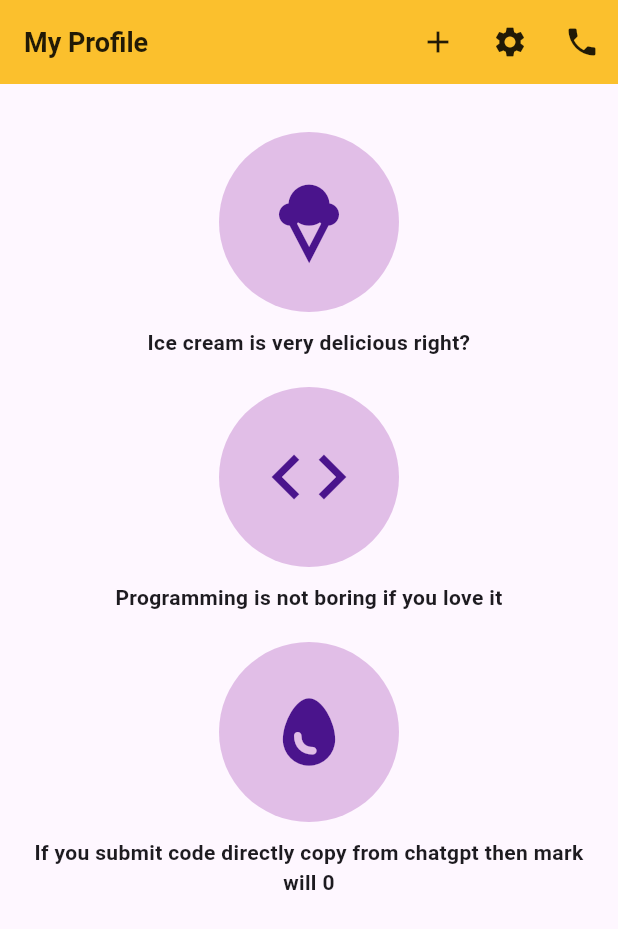
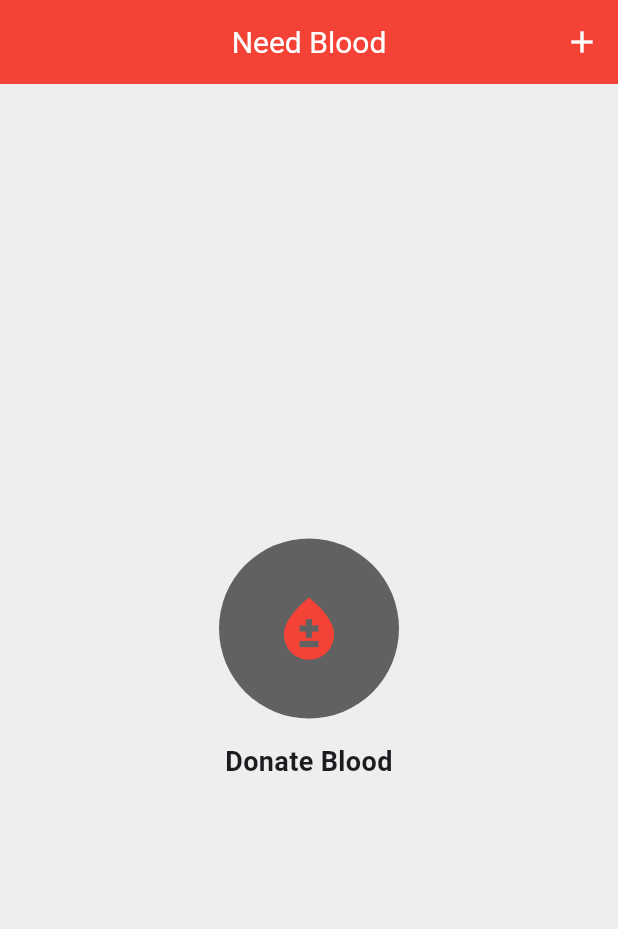
Before and after one commit to Zahirul064/live_class_project, a Flutter app: the screen it shows after launch, on a phone screen of 412 x 824 dp. Shown: the top 929 px of the screen. Run offline on Flutter 3.47's test engine with Material 3 defaults, Android fonts, the phone set to English and light mode, and no system bars.

Commit message:
new updated

```diff
--- a/lib/main.dart
+++ b/lib/main.dart
@@ -10,17 +10,50 @@ class MyApp extends StatelessWidget {
   @override
   Widget build(BuildContext context) {
     return MaterialApp(
-      home: ProfileScreen(),
+      home: HomeScreen(),
       theme: ThemeData(
         appBarTheme: AppBarTheme(
-          backgroundColor: Colors.yellow[700],
-          foregroundColor: Colors.yellow,
-          titleTextStyle: TextStyle(
-              fontSize: 18, fontWeight: FontWeight.w600, color: Colors.black87),
-          actionsIconTheme: IconThemeData(color: Colors.black87),
+          backgroundColor: Colors.red,
+          foregroundColor: Colors.red,
+          titleTextStyle: TextStyle(fontSize: 20, color: Colors.white),
+          actionsIconTheme: IconThemeData(color: Colors.white),
         ),
       ),
       debugShowCheckedModeBanner: false,
+    );
+  }
+}
+
+class HomeScreen extends StatelessWidget {
+  const HomeScreen({super.key});
+
+  @override
+  Widget build(BuildContext context) {
+    return Scaffold(
+      backgroundColor: Colors.grey[200],
+      appBar: AppBar(
+        title: Text('Need Blood'),
+        centerTitle: true,
+        actions: [
+          IconButton(
+            icon: Icon(Icons.add),
+            onPressed: () {},
+          ),
+        ],
+      ),
+      body: Center(
+        child: SingleChildScrollView(
+          child: Column(
+            mainAxisAlignment: MainAxisAlignment.center,
+            children: [
+              ProfileItem(
+                icon: Icons.bloodtype,
+                text: 'Donate Blood',
+              ),
+            ],
+          ),
+        ),
+      ),
     );
   }
 }
@@ -37,19 +70,19 @@ class ProfileItem extends StatelessWidget {
       children: [
         CircleAvatar(
           radius: 60,
-          backgroundColor: Colors.purple[100],
+          backgroundColor: Colors.grey[700],
           child: Icon(
             icon,
-            size: 60,
-            color: Colors.purple[900],
+            size: 50,
+            color: Colors.red,
           ),
         ),
-        SizedBox(height: 10),
+        SizedBox(height: 16),
         Text(
           text,
           textAlign: TextAlign.center,
           style: TextStyle(
-            fontSize: 14,
+            fontSize: 18,
             fontWeight: FontWeight.bold,
           ),
         ),
@@ -57,57 +90,3 @@ class ProfileItem extends StatelessWidget {
     );
   }
 }
-
-class ProfileScreen extends StatelessWidget {
-  const ProfileScreen({super.key});
-
-  @override
-  Widget build(BuildContext context) {
-    return Scaffold(
-      appBar: AppBar(
-        title: Text('My Profile'),
-        actions: [
-          IconButton(
-            icon: Icon(Icons.add),
-            onPressed: () {},
-          ),
-          IconButton(
-            icon: Icon(Icons.settings),
-            onPressed: () {},
-          ),
-          IconButton(
-            icon: Icon(Icons.phone),
-            onPressed: () {},
-          ),
-        ],
-      ),
-      body: SingleChildScrollView(
-        child: Padding(
-          padding: const EdgeInsets.all(16.0),
-          child: Column(
-            mainAxisAlignment: MainAxisAlignment.center,
-            mainAxisSize: MainAxisSize.min,
-            children: [
-              SizedBox(height: 16),
-              ProfileItem(
-                icon: Icons.icecream,
-                text: 'Ice cream is very delicious right?',
-              ),
-              SizedBox(height: 20),
-              ProfileItem(
-                icon: Icons.code,
-                text: 'Programming is not boring if you love it',
-              ),
-              SizedBox(height: 20),
-              ProfileItem(
-                icon: Icons.egg,
-                text:
-                    'If you submit code directly copy from chatgpt then mark will 0',
-              ),
-            ],
-          ),
-        ),
-      ),
-    );
-  }
-}
```
